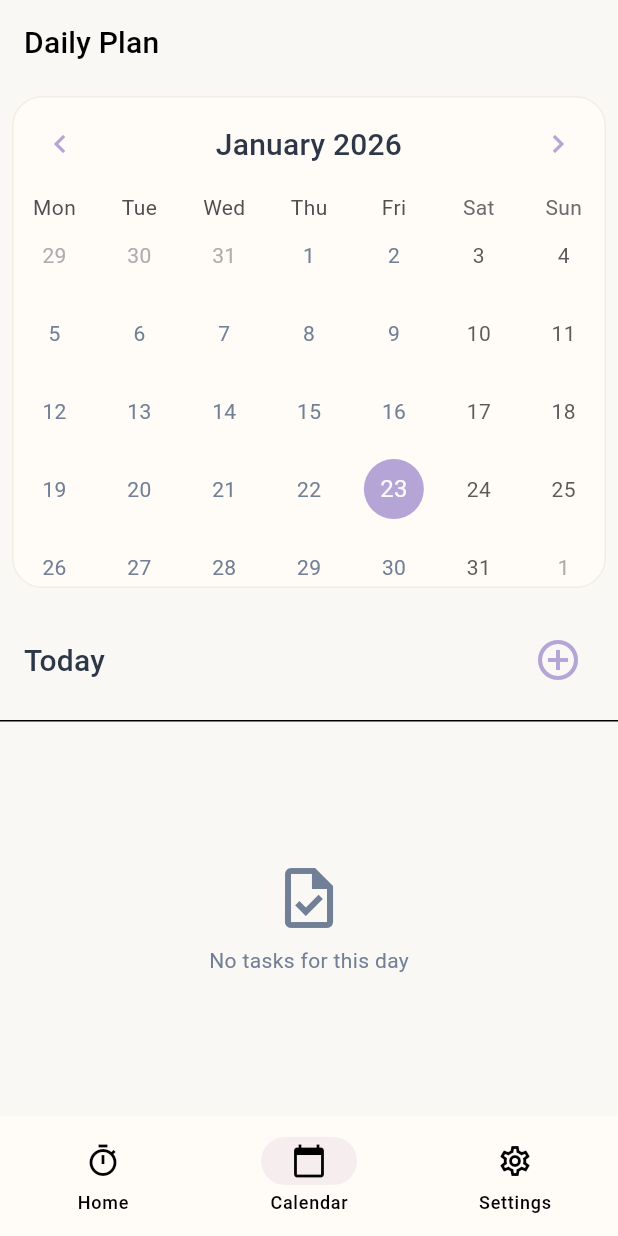
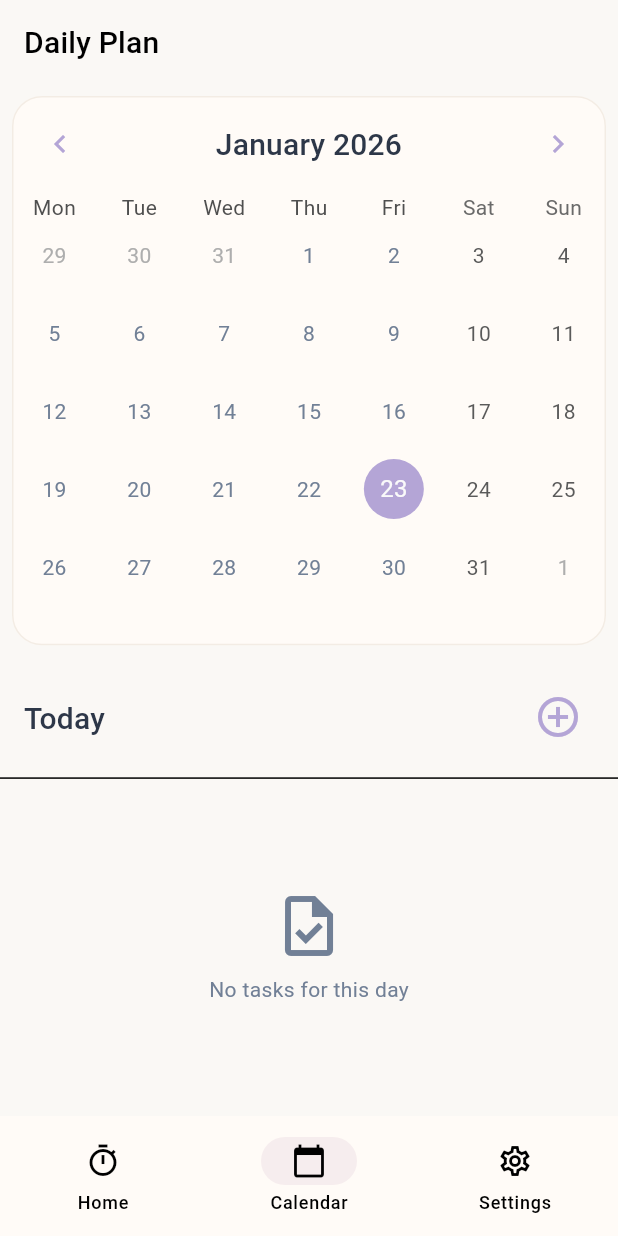
Before and after one commit to EzequielSosa99/Pomodoro, a Flutter app: the screen it shows after launch, item 2 of the bottom bar chosen, on a phone screen of 412 x 824 dp. Run offline on Flutter 3.47's test engine with Material 3 defaults, Android fonts, the phone set to English and light mode, and no system bars; drawn by our look-alikes of table_calendar; our stand-ins replace device_info_plus, flutter_local_notifications, google_mobile_ads, shared_preferences, vibration; network calls fail.

Commit message:
Ajustamos calendario y solucionamos error en el mismo

```diff
--- /dev/null
+++ b/devtools_options.yaml
@@ -0,0 +1,3 @@
+description: This file stores settings for Dart & Flutter DevTools.
+documentation: https://docs.flutter.dev/tools/devtools/extensions#configure-extension-enablement-states
+extensions:
--- a/lib/main.dart
+++ b/lib/main.dart
@@ -29,6 +29,7 @@ void main() async {
       providers: [
         ChangeNotifierProvider<StorageService>.value(value: storage),
         ChangeNotifierProvider<LocalizationService>.value(value: localization),
+        ChangeNotifierProvider<AdService>.value(value: AdService.instance),
         ChangeNotifierProxyProvider<LocalizationService, PomodoroService>(
           create: (context) =>
               PomodoroService(storage, localization, notifications),
--- a/lib/screens/calendar_screen.dart
+++ b/lib/screens/calendar_screen.dart
@@ -137,6 +137,9 @@ class _CalendarScreenState extends State<CalendarScreen> {
     final storage = context.watch<StorageService>();
     final pomodorosCount = storage.getPomodorosCount(_selectedDate);
 
+    // Escuchar cambios en AdService para actualizar cuando el banner esté listo
+    context.watch<AdService>();
+
     return Scaffold(
       appBar: AppBar(
         title: Text(localization.t('calendar.title')),
@@ -145,11 +148,12 @@ class _CalendarScreenState extends State<CalendarScreen> {
       ),
       body: Column(
         children: [
-          // Calendar - Primera mitad de la pantalla
+          // Calendar - Más espacio para evitar que se corte la última fila
           Expanded(
-            flex: 1,
+            flex: 5,
             child: Card(
               margin: const EdgeInsets.all(8.0),
+              child: SingleChildScrollView(
                 child: TableCalendar(
                   firstDay: DateTime(2020),
                   lastDay: DateTime(2030),
@@ -160,8 +164,9 @@ class _CalendarScreenState extends State<CalendarScreen> {
                   startingDayOfWeek: StartingDayOfWeek.monday,
                   calendarStyle: CalendarStyle(
                     todayDecoration: BoxDecoration(
-                    color:
-                        Theme.of(context).colorScheme.primary.withOpacity(0.5),
+                      color: Theme.of(
+                        context,
+                      ).colorScheme.primary.withOpacity(0.5),
                       shape: BoxShape.circle,
                     ),
                     selectedDecoration: BoxDecoration(
@@ -181,10 +186,11 @@ class _CalendarScreenState extends State<CalendarScreen> {
                 ),
               ),
             ),
+          ),
 
-          // Tasks section - Segunda mitad de la pantalla
+          // Tasks section - Menos espacio, el calendario necesita más
           Expanded(
-            flex: 1,
+            flex: 4,
             child: Column(
               crossAxisAlignment: CrossAxisAlignment.start,
               children: [
@@ -203,10 +209,10 @@ class _CalendarScreenState extends State<CalendarScreen> {
                             ),
                             if (pomodorosCount > 0)
                               Text(
-                                localization.t('calendar.pomodorosToday',
-                                    params: {
-                                      'count': pomodorosCount.toString()
-                                    }),
+                                localization.t(
+                                  'calendar.pomodorosToday',
+                                  params: {'count': pomodorosCount.toString()},
+                                ),
                                 style: Theme.of(context).textTheme.bodyMedium,
                               ),
                           ],
@@ -231,10 +237,9 @@ class _CalendarScreenState extends State<CalendarScreen> {
                               Icon(
                                 Icons.task_outlined,
                                 size: 48,
-                                color: Theme.of(context)
-                                    .textTheme
-                                    .bodyMedium
-                                    ?.color,
+                                color: Theme.of(
+                                  context,
+                                ).textTheme.bodyMedium?.color,
                               ),
                               const SizedBox(height: 8),
                               Text(
@@ -246,7 +251,9 @@ class _CalendarScreenState extends State<CalendarScreen> {
                         )
                       : ListView.builder(
                           padding: const EdgeInsets.symmetric(
-                              horizontal: 16, vertical: 8),
+                            horizontal: 16,
+                            vertical: 8,
+                          ),
                           itemCount: _tasks.length,
                           itemBuilder: (context, index) {
                             final task = _tasks[index];
--- a/lib/screens/home_screen.dart
+++ b/lib/screens/home_screen.dart
@@ -35,6 +35,9 @@ class _HomeScreenState extends State<HomeScreen> {
     final localization = context.watch<LocalizationService>();
     final state = pomodoroService.state;
     final config = pomodoroService.config;
+
+    // Escuchar cambios en AdService para actualizar cuando el banner esté listo
+    context.watch<AdService>();
 
     String getModeText() {
       switch (state.mode) {
--- a/lib/services/ad_service.dart
+++ b/lib/services/ad_service.dart
@@ -4,19 +4,21 @@ import 'package:google_mobile_ads/google_mobile_ads.dart';
 
 /// Servicio centralizado para gestionar todos los anuncios de AdMob
 /// Maneja banners (Home y Calendar) e interstitials (fin de bloque del timer)
-class AdService {
+class AdService extends ChangeNotifier {
   AdService._();
   static final AdService instance = AdService._();
 
   // ==================== Ad Unit IDs ====================
 
-  // BANNER - Producción (reemplazar con tus IDs reales de AdMob)
+  // BANNER - IDs de prueba de Google (funcionan siempre)
+  // Cuando tengas tus IDs reales de AdMob, reemplaza estos valores
   static const String _bannerAdUnitId =
-      'ca-app-pub-XXXXXXXXXXXXXXXX/YYYYYYYYYY'; // TODO: Reemplazar con tu Banner Ad Unit ID
+      'ca-app-pub-3940256099942544/6300978111'; // Test ID de Google
 
-  // INTERSTITIAL - Producción (reemplazar con tus IDs reales de AdMob)
+  // INTERSTITIAL - IDs de prueba de Google (funcionan siempre)
+  // Cuando tengas tus IDs reales de AdMob, reemplaza estos valores
   static const String _interstitialAdUnitId =
-      'ca-app-pub-XXXXXXXXXXXXXXXX/YYYYYYYYYY'; // TODO: Reemplazar con tu Interstitial Ad Unit ID
+      'ca-app-pub-3940256099942544/1033173712'; // Test ID de Google
 
   // ==================== Banner Ads ====================
 
@@ -74,13 +76,17 @@ class AdService {
           onAdLoaded: (ad) {
             debugPrint('✅ [AdService] Home banner cargado exitosamente');
             _isHomeBannerLoaded = true;
+            notifyListeners(); // Notificar que el banner está listo
           },
           onAdFailedToLoad: (ad, error) {
             debugPrint(
                 '❌ [AdService] Error al cargar Home banner: ${error.message}');
+            debugPrint('❌ [AdService] Error code: ${error.code}');
+            debugPrint('❌ [AdService] Error domain: ${error.domain}');
             _isHomeBannerLoaded = false;
             ad.dispose();
             _homeBanner = null;
+            notifyListeners();
 
             // Reintentar después de 30 segundos
             Future.delayed(const Duration(seconds: 30), () {
@@ -142,13 +148,17 @@ class AdService {
           onAdLoaded: (ad) {
             debugPrint('✅ [AdService] Calendar banner cargado exitosamente');
             _isCalendarBannerLoaded = true;
+            notifyListeners(); // Notificar que el banner está listo
           },
           onAdFailedToLoad: (ad, error) {
             debugPrint(
                 '❌ [AdService] Error al cargar Calendar banner: ${error.message}');
+            debugPrint('❌ [AdService] Error code: ${error.code}');
+            debugPrint('❌ [AdService] Error domain: ${error.domain}');
             _isCalendarBannerLoaded = false;
             ad.dispose();
             _calendarBanner = null;
+            notifyListeners();
 
             // Reintentar después de 30 segundos
             Future.delayed(const Duration(seconds: 30), () {
```
Also changed, not shown: 1 other file. Lines whose indentation alone changed are shown as unchanged.
